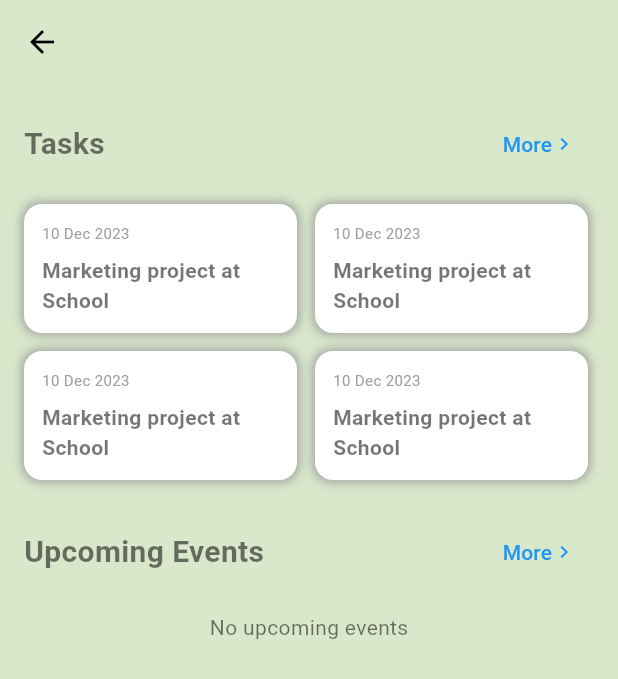
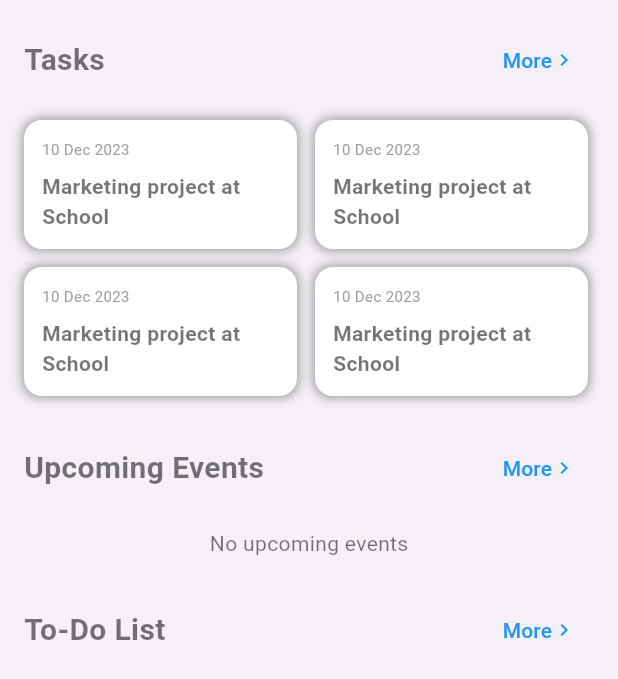
Before and after one commit to RajanithBandara/nsbm_student_academic_tracker, a Flutter app: the DashboardScreen screen opened directly, after a tap on "More", on a phone screen of 412 x 824 dp. Shown: the top 679 px of the screen. Run offline on Flutter 3.47's test engine with Material 3 defaults, Android fonts, the phone set to English and light mode, and no system bars; drawn by our look-alikes of dynamic_color; our stand-ins replace awesome_notifications, cloud_firestore, firebase_auth, firebase_core, fl_chart, flutter_staggered_animations and 5 more; accounts and stored records are empty.

Commit message:
changes done icon set

```diff
--- a/lib/main.dart
+++ b/lib/main.dart
@@ -29,6 +29,7 @@ Future<void> initializeApp() async {
   await Hive.initFlutter();
   Hive.registerAdapter(TodoAdapter());
   await Hive.openBox<Todo>('todoBox');
+  Hive.close();
 
   // Initialize Notifications
   AwesomeNotifications().initialize(
--- a/lib/pages/dashboard.dart
+++ b/lib/pages/dashboard.dart
@@ -1,8 +1,5 @@
 import 'package:flutter/material.dart';
-import 'package:cloud_firestore/cloud_firestore.dart';
-import 'package:firebase_auth/firebase_auth.dart';
-import 'package:intl/intl.dart';
-import '../models/event_model.dart';
+import './dashboardhelper.dart';
 
 class DashboardScreen extends StatelessWidget {
   const DashboardScreen({super.key});
@@ -10,186 +7,27 @@ class DashboardScreen extends StatelessWidget {
   @override
   Widget build(BuildContext context) {
     return Scaffold(
-      appBar: AppBar(),
+      backgroundColor: Theme.of(context).colorScheme.onInverseSurface,
       body: SingleChildScrollView(
         child: Padding(
           padding: const EdgeInsets.all(16.0),
           child: Column(
             crossAxisAlignment: CrossAxisAlignment.start,
             children: [
-
-              _buildSectionHeader(context, 'Tasks', true),
+              DashboardHelper.buildSectionHeader(context, 'Tasks', true),
               const SizedBox(height: 16),
-              _buildTasksSection(context),
+              DashboardHelper.buildTasksSection(context),
               const SizedBox(height: 24),
-               _buildSectionHeader(context, 'Upcoming Events', true),
+              DashboardHelper.buildSectionHeader(context, 'Upcoming Events', true ),
               const SizedBox(height: 16),
-              _buildEventsSection(context),
+              DashboardHelper.buildEventsSection(context),
               const SizedBox(height: 24),
+              DashboardHelper.buildSectionHeader(context, 'To-Do List', true),
+              const SizedBox(height: 16),
             ],
           ),
         ),
       ),
     );
   }
-
-  Widget _buildSectionHeader(BuildContext context, String title, bool showMore) {
-    return Row(
-      mainAxisAlignment: MainAxisAlignment.spaceBetween,
-      children: [
-        Text(
-          title,
-          style: const TextStyle(fontSize: 20, fontWeight: FontWeight.bold),
-        ),
-        if (showMore)
-          TextButton(
-            onPressed: () {},
-            child: const Row(
-              children: [
-                Text('More', style: TextStyle(fontSize: 14, color: Colors.blue)),
-                Icon(Icons.chevron_right, size: 16, color: Colors.blue),
-              ],
-            ),
-          ),
-      ],
-    );
-  }
-
-  Widget _buildTasksSection(BuildContext context) {
-    return Wrap(
-      spacing: 12,
-      runSpacing: 12,
-      children: List.generate(
-        4,
-        (index) => _buildTaskCard(context, 'Marketing project at School'),
-      ),
-    );
-  }
-
-  Widget _buildTaskCard(BuildContext context, String title) {
-    return Container(
-      width: MediaQuery.of(context).size.width / 2 - 24,
-      padding: const EdgeInsets.all(12),
-      decoration: BoxDecoration(
-        color: Colors.white,
-        borderRadius: BorderRadius.circular(12),
-        boxShadow: [
-          BoxShadow(
-            color: Colors.grey,
-            blurRadius: 5,
-            spreadRadius: 1,
-          ),
-        ],
-      ),
-      child: Column(
-        crossAxisAlignment: CrossAxisAlignment.start,
-        children: [
-          const Text('10 Dec 2023', style: TextStyle(fontSize: 10, color: Colors.grey)),
-          const SizedBox(height: 8),
-          Text(title, style: const TextStyle(fontSize: 14, fontWeight: FontWeight.bold)),
-        ],
-      ),
-    );
-  }
-
-  Widget _buildEventsSection(BuildContext context) {
-    return FutureBuilder<List<EventModel>>(
-      future: _fetchLatestEvents(),
-      builder: (context, snapshot) {
-        if (snapshot.connectionState == ConnectionState.waiting) {
-          return const Center(child: CircularProgressIndicator());
-        } else if (snapshot.hasError || !snapshot.hasData || snapshot.data!.isEmpty) {
-          return const Center(child: Text("No upcoming events"));
-        }
-        return Column(
-          children: snapshot.data!.map((event) => _buildEventCard(event)).toList(),
-        );
-      },
-    );
-  }
-
-  Widget _buildEventCard(EventModel event) {
-    return Container(
-      margin: const EdgeInsets.only(bottom: 12),
-      padding: const EdgeInsets.all(16),
-      decoration: BoxDecoration(
-        color: Colors.white,
-        borderRadius: BorderRadius.circular(12),
-        boxShadow: [
-          BoxShadow(
-            color: Colors.grey.withOpacity(0.2),
-            blurRadius: 8,
-            spreadRadius: 2,
-          ),
-        ],
-      ),
-      child: Row(
-        children: [
-          Container(
-            padding: const EdgeInsets.all(12),
-            decoration: BoxDecoration(
-              color: Colors.blueAccent,
-              borderRadius: BorderRadius.circular(10),
-            ),
-            child: Column(
-              children: [
-                Text(
-                  DateFormat('MMM').format(event.startDate),
-                  style: const TextStyle(color: Colors.white, fontWeight: FontWeight.bold),
-                ),
-                Text(
-                  DateFormat('d').format(event.startDate),
-                  style: const TextStyle(color: Colors.white, fontSize: 20, fontWeight: FontWeight.bold),
-                ),
-              ],
-            ),
-          ),
-          const SizedBox(width: 16),
-          Expanded(
-            child: Column(
-              crossAxisAlignment: CrossAxisAlignment.start,
-              children: [
-                Text(
-                  event.title,
-                  style: const TextStyle(fontSize: 16, fontWeight: FontWeight.bold),
-                ),
-                const SizedBox(height: 4),
-                Text("📍 ${event.location}", style: const TextStyle(fontSize: 12, color: Colors.grey)),
-                const SizedBox(height: 4),
-                Text("📅 ${DateFormat('EEEE, MMM d, yyyy').format(event.startDate)}", style: const TextStyle(fontSize: 12, color: Colors.grey)),
-              ],
-            ),
-          ),
-          const Icon(Icons.chevron_right, color: Colors.grey),
-        ],
-      ),
-    );
-  }
-
-  Future<List<EventModel>> _fetchLatestEvents() async {
-    User? user = FirebaseAuth.instance.currentUser;
-    if (user == null) return [];
-
-    try {
-      DateTime now = DateTime.now();
-      QuerySnapshot snapshot = await FirebaseFirestore.instance
-          .collection("student")
-          .doc(user.uid)
-          .collection("events")
-          .where("startDate", isGreaterThanOrEqualTo: now)
-          .orderBy("startDate", descending: false)
-          .limit(10)
-          .get();
-
-      return snapshot.docs.map((doc) {
-        final data = doc.data() as Map<String, dynamic>;
-        return EventModel.fromMap(data, doc.id);
-      }).toList();
-    } catch (e) {
-      debugPrint("Error fetching events: $e");
-      return [];
-    }
-  }
-
-
 }
--- /dev/null
+++ b/lib/pages/dashboardhelper.dart
@@ -0,0 +1,169 @@
+import 'package:cloud_firestore/cloud_firestore.dart';
+import 'package:firebase_auth/firebase_auth.dart';
+import 'package:flutter/material.dart';
+import 'package:flutter/services.dart';
+import 'package:intl/intl.dart';
+import 'package:hive_flutter/hive_flutter.dart';
+import '../models/event_model.dart';
+
+class DashboardHelper {
+
+  static Widget buildSectionHeader(BuildContext context, String title, bool showMore) {
+    return Row(
+      mainAxisAlignment: MainAxisAlignment.spaceBetween,
+      children: [
+        Text(
+          title,
+          style: const TextStyle(fontSize: 20, fontWeight: FontWeight.bold),
+        ),
+        if (showMore)
+          TextButton(
+            onPressed: () {},
+            child: const Row(
+              children: [
+                Text('More', style: TextStyle(fontSize: 14, color: Colors.blue)),
+                Icon(Icons.chevron_right, size: 16, color: Colors.blue),
+              ],
+            ),
+          ),
+      ],
+    );
+  }
+
+  static Widget buildTasksSection(BuildContext context) {
+    return Wrap(
+      spacing: 12,
+      runSpacing: 12,
+      children: List.generate(
+        4,
+            (index) => buildTaskCard(context, 'Marketing project at School'),
+      ),
+    );
+  }
+
+  static Widget buildTaskCard(BuildContext context, String title) {
+    return Container(
+      width: MediaQuery.of(context).size.width / 2 - 24,
+      padding: const EdgeInsets.all(12),
+      decoration: BoxDecoration(
+        color: Colors.white,
+        borderRadius: BorderRadius.circular(12),
+        boxShadow: const [
+          BoxShadow(
+            color: Colors.grey,
+            blurRadius: 5,
+            spreadRadius: 1,
+          ),
+        ],
+      ),
+      child: Column(
+        crossAxisAlignment: CrossAxisAlignment.start,
+        children: [
+          const Text('10 Dec 2023', style: TextStyle(fontSize: 10, color: Colors.grey)),
+          const SizedBox(height: 8),
+          Text(title, style: const TextStyle(fontSize: 14, fontWeight: FontWeight.bold)),
+        ],
+      ),
+    );
+  }
+
+
+  static Widget buildEventsSection(BuildContext context) {
+    return FutureBuilder<List<EventModel>>(
+      future: fetchLatestEvents(),
+      builder: (context, snapshot) {
+        if (snapshot.connectionState == ConnectionState.waiting) {
+          return const Center(child: CircularProgressIndicator());
+        } else if (snapshot.hasError || !snapshot.hasData || snapshot.data!.isEmpty) {
+          return const Center(child: Text("No upcoming events"));
+        }
+        return Column(
+          children: snapshot.data!.map((event) => buildEventCard(event)).toList(),
+        );
+      },
+    );
+  }
+
+  static Widget buildEventCard(EventModel event) {
+    return Container(
+      margin: const EdgeInsets.only(bottom: 12),
+      padding: const EdgeInsets.all(16),
+      decoration: BoxDecoration(
+        color: Colors.white,
+        borderRadius: BorderRadius.circular(12),
+        boxShadow: [
+          BoxShadow(
+            color: Colors.grey.withOpacity(0.2),
+            blurRadius: 8,
+            spreadRadius: 2,
+          ),
+        ],
+      ),
+      child: Row(
+        children: [
+          Container(
+            padding: const EdgeInsets.all(12),
+            decoration: BoxDecoration(
+              color: Colors.blueAccent,
+              borderRadius: BorderRadius.circular(10),
+            ),
+            child: Column(
+              children: [
+                Text(
+                  DateFormat('MMM').format(event.startDate),
+                  style: const TextStyle(color: Colors.white, fontWeight: FontWeight.bold),
+                ),
+                Text(
+                  DateFormat('d').format(event.startDate),
+                  style: const TextStyle(color: Colors.white, fontSize: 20, fontWeight: FontWeight.bold),
+                ),
+              ],
+            ),
+          ),
+          const SizedBox(width: 16),
+          Expanded(
+            child: Column(
+              crossAxisAlignment: CrossAxisAlignment.start,
+              children: [
+                Text(
+                  event.title,
+                  style: const TextStyle(fontSize: 16, fontWeight: FontWeight.bold),
+                ),
+                const SizedBox(height: 4),
+                Text("📍 ${event.location}", style: const TextStyle(fontSize: 12, color: Colors.grey)),
+                const SizedBox(height: 4),
+                Text("📅 ${DateFormat('EEEE, MMM d, yyyy').format(event.startDate)}", style: const TextStyle(fontSize: 12, color: Colors.grey)),
+              ],
+            ),
+          ),
+          const Icon(Icons.chevron_right, color: Colors.grey),
+        ],
+      ),
+    );
+  }
+
+  static Future<List<EventModel>> fetchLatestEvents() async {
+    User? user = FirebaseAuth.instance.currentUser;
+    if (user == null) return [];
+
+    try {
+      DateTime now = DateTime.now();
+      QuerySnapshot snapshot = await FirebaseFirestore.instance
+          .collection("student")
+          .doc(user.uid)
+          .collection("events")
+          .where("startDate", isGreaterThanOrEqualTo: now)
+          .orderBy("startDate", descending: false)
+          .limit(10)
+          .get();
+
+      return snapshot.docs.map((doc) {
+        final data = doc.data() as Map<String, dynamic>;
+        return EventModel.fromMap(data, doc.id);
+      }).toList();
+    } catch (e) {
+      debugPrint("Error fetching events: $e");
+      return [];
+    }
+  }
+}
--- a/lib/pages/loginpage.dart
+++ b/lib/pages/loginpage.dart
@@ -258,7 +258,7 @@ class _SigninState extends State<Signin> with TickerProviderStateMixin {
                     ),
                   ),
                   Padding(
-                    padding: const EdgeInsets.only(top: 40),
+                    padding: const EdgeInsets.only(top: 20),
                     child: Image.asset(
                       'lib/assets/EduTrack.png',
                     ),
```
Also changed, not shown: lib/assets/EduTrack.png, 5 other files.
